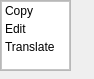
Old version of the form Uis/ListContextUi.ui in the repository nabil-bot/kontho-2023.
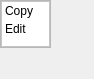
New version of the form.

The edit to the form file:
```diff
--- a/Uis/ListContextUi.ui
+++ b/Uis/ListContextUi.ui
@@ -18,8 +18,8 @@
     <rect>
      <x>0</x>
      <y>0</y>
-     <width>71</width>
-     <height>71</height>
+     <width>51</width>
+     <height>48</height>
     </rect>
    </property>
    <property name="frameShape">
@@ -71,11 +71,6 @@
         <string>Edit</string>
        </property>
       </item>
-      <item>
-       <property name="text">
-        <string>Translate</string>
-       </property>
-      </item>
      </widget>
     </item>
    </layout>
```
